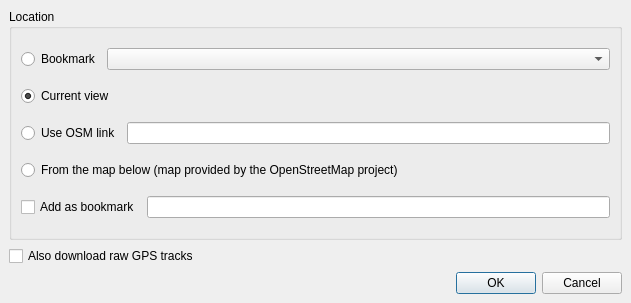
Old version of the form DownloadMapDialog.ui in the repository openstreetmap/merkaartor.
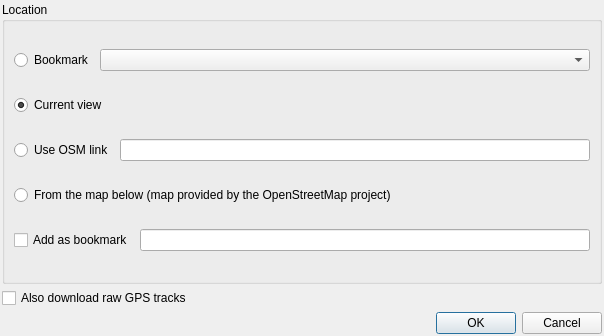
New version of the form.

What changed in the file:
```diff
--- a/DownloadMapDialog.ui
+++ b/DownloadMapDialog.ui
@@ -5,8 +5,8 @@
    <rect>
     <x>0</x>
     <y>0</y>
-    <width>631</width>
-    <height>303</height>
+    <width>604</width>
+    <height>336</height>
    </rect>
   </property>
   <property name="windowTitle" >
@@ -14,10 +14,10 @@
   </property>
   <layout class="QVBoxLayout" >
    <property name="spacing" >
-    <number>6</number>
+    <number>4</number>
    </property>
    <property name="margin" >
-    <number>9</number>
+    <number>2</number>
    </property>
    <item>
     <widget class="QGroupBox" name="groupBox" >
```
